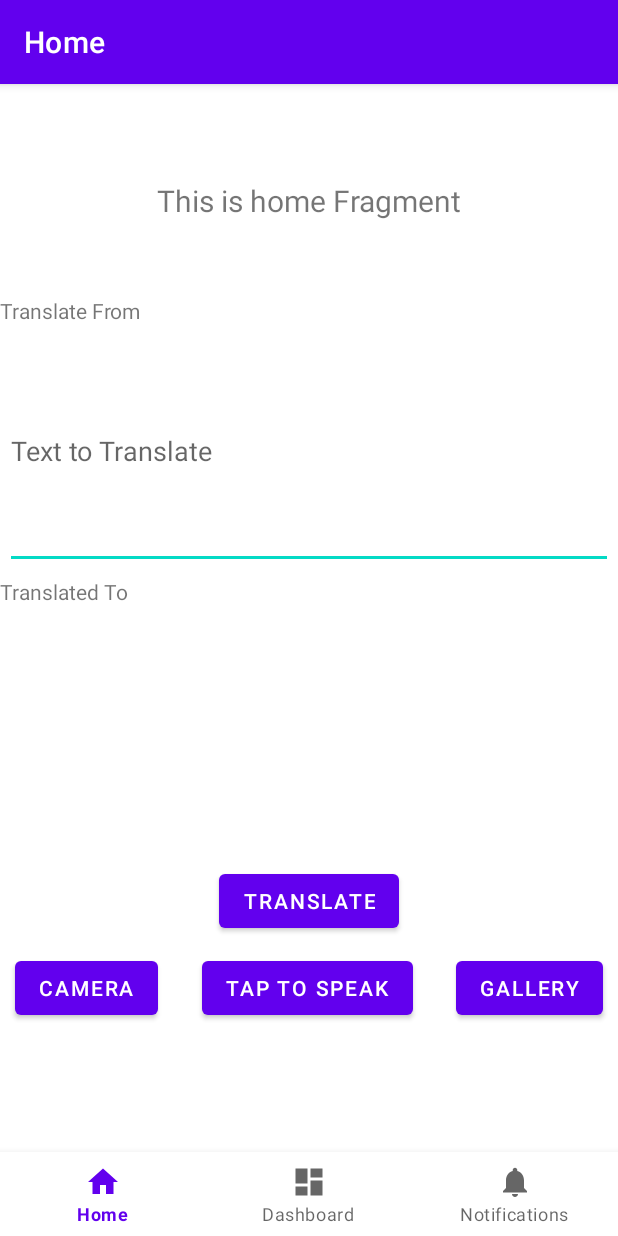
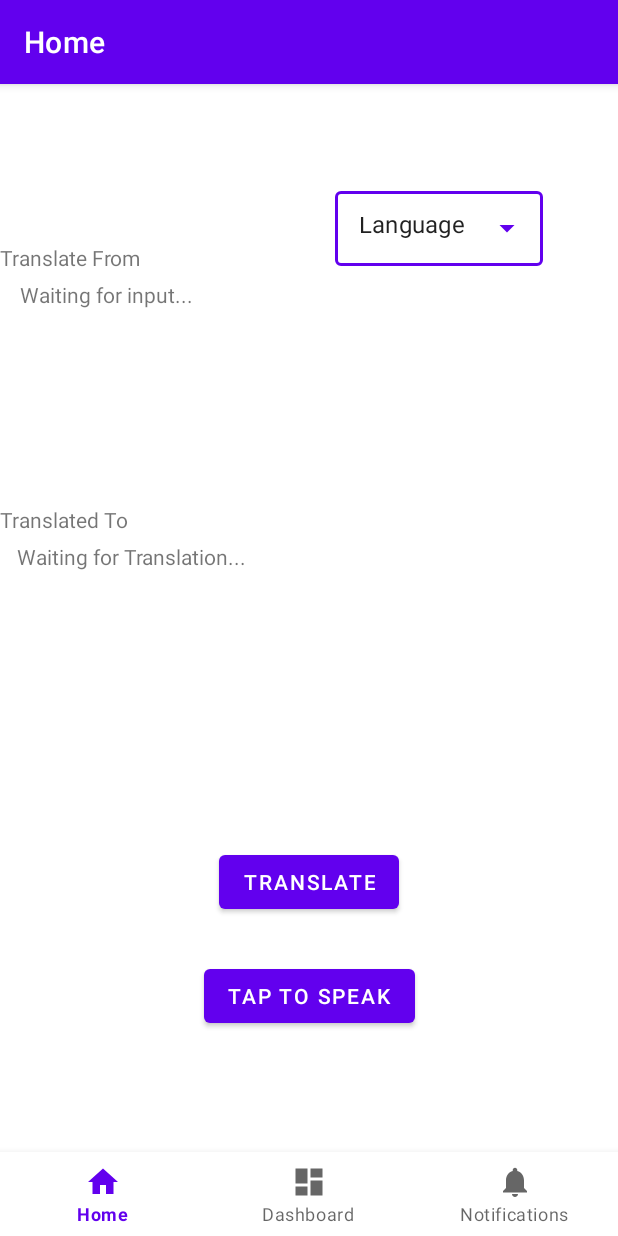
Before and after one commit to AthlonsDev/Translation_App, an Android app: the screen it shows after launch (MainActivity), on a phone screen of 412 x 824 dp. Run offline under Robolectric (Android 15) with nearby library versions, the phone set to English and light mode, and no system bars; our stand-ins replace navigation-ui; libraries missing offline, so code that uses them is left out: com.google.mlkit.common, com.google.mlkit.nl; 9 statements that could not run were skipped.

Commit message:
Speech Recognizer Text-To-Speech Dropdown Menu

```diff
--- a/app/src/main/java/com/example/translation_app/ui/dashboard/DashboardFragment.kt
+++ b/app/src/main/java/com/example/translation_app/ui/dashboard/DashboardFragment.kt
@@ -34,6 +34,7 @@ class DashboardFragment : Fragment() {
     private val pickImage = 100
     private var imageUri: Uri? = null
     var bmp: Bitmap? = null
+    var targetLanguage = "ENGLISH"
 
     override fun onCreateView(
         inflater: LayoutInflater,
--- a/app/src/main/java/com/example/translation_app/ui/home/HomeFragment.kt
+++ b/app/src/main/java/com/example/translation_app/ui/home/HomeFragment.kt
@@ -1,17 +1,22 @@
 package com.example.translation_app.ui.home
 
+import android.app.Activity.RESULT_OK
 import android.content.Intent
 import android.content.pm.PackageManager
 import android.os.Build
 import android.os.Bundle
 import android.speech.RecognizerIntent
 import android.speech.SpeechRecognizer
+import android.speech.tts.TextToSpeech
 import android.view.LayoutInflater
 import android.view.MotionEvent
 import android.view.View
 import android.view.View.OnTouchListener
 import android.view.ViewGroup
+import android.widget.ArrayAdapter
+import android.widget.AutoCompleteTextView
 import android.widget.TextView
+import android.widget.Toast
 import androidx.core.app.ActivityCompat
 import androidx.core.content.ContextCompat
 import androidx.fragment.app.Fragment
@@ -19,12 +24,14 @@ import androidx.lifecycle.ViewModelProvider
 import com.example.translation_app.CameraActivity
 import com.example.translation_app.Constants
 import com.example.translation_app.GalleryActivity
+import com.example.translation_app.R
 import com.example.translation_app.databinding.FragmentHomeBinding
 import com.google.mlkit.nl.languageid.LanguageIdentification
 import com.google.mlkit.nl.translate.TranslateLanguage
 import com.google.mlkit.nl.translate.Translation
 import com.google.mlkit.nl.translate.TranslatorOptions
 import java.util.Locale
+import java.util.Objects
 
 
 class HomeFragment : Fragment() {
@@ -34,6 +41,11 @@ class HomeFragment : Fragment() {
     // This property is only valid between onCreateView and
     // onDestroyView.
     private val binding get() = _binding!!
+
+
+    var speechRecognizerIntent = Intent(RecognizerIntent.ACTION_RECOGNIZE_SPEECH)
+    private var tts: TextToSpeech? = null
+    var targetLanguage = Locale.ENGLISH
 
     override fun onCreateView(
         inflater: LayoutInflater,
@@ -46,12 +58,48 @@ class HomeFragment : Fragment() {
         _binding = FragmentHomeBinding.inflate(inflater, container, false)
         val root: View = binding.root
 
+        // get reference to the string array that we just created
+        val languages = resources.getStringArray(R.array.Languages)
+        // create an array adapter and pass the required parameter
+        // in our case pass the context, drop down layout , and array.
+        val arrayAdapter = ArrayAdapter(requireContext(), R.layout.dropdown_item, languages)
+        // get reference to the autocomplete text view
+        val autocompleteTV = binding.dropdownMenu
+        // set adapter to the autocomplete tv to the arrayAdapter
+        autocompleteTV.setAdapter(arrayAdapter)
+
+//        convert the selected item from autocompleteTextView to a locale
+        autocompleteTV.setOnItemClickListener { parent, view, position, id ->
+            val selectedItem = parent.getItemAtPosition(position).toString()
+            targetLanguage = when (selectedItem) {
+                "English" -> Locale.ENGLISH
+                "Spanish" -> Locale("es")
+                "French" -> Locale("fr")
+                "German" -> Locale("de")
+                "Italian" -> Locale("it")
+                "Japanese" -> Locale("ja")
+                "Korean" -> Locale("ko")
+                "Portuguese" -> Locale("pt")
+                "Russian" -> Locale("ru")
+                "Chinese" -> Locale("zh")
+                else -> Locale.ENGLISH
+            }
+            Toast.makeText(requireContext(), "Selected: $selectedItem", Toast.LENGTH_LONG).show()
+        }
+
         homeViewModel.manageLanguageModels()
 
-        val textView: TextView = binding.textHome
-        homeViewModel.text.observe(viewLifecycleOwner) {
-            textView.text = it
+        // Set up the text to speech
+        tts = TextToSpeech(requireContext()) { status ->
+            if (status != TextToSpeech.ERROR) {
+                tts!!.language = targetLanguage
+            }
         }
+
+//        val textView: TextView = binding.textHome
+//        homeViewModel.text.observe(viewLifecycleOwner) {
+//            textView.text = it
+//        }
         val button: TextView = binding.translateButton
         button.setOnClickListener {
             val inputString = binding.inputText.text.toString()
@@ -59,16 +107,6 @@ class HomeFragment : Fragment() {
         }
 //
         homeViewModel.manageLanguageModels()
-
-        binding.cameraButton.setOnClickListener {
-            val intent = Intent(activity, CameraActivity::class.java)
-            startActivity(intent)
-        }
-
-        binding.galleryButton.setOnClickListener {
-            val intent = Intent(activity, GalleryActivity::class.java)
-            startActivity(intent)
-        }
 
         val speechRecognizer = SpeechRecognizer.createSpeechRecognizer(requireContext())
         binding.micButton.setOnTouchListener(OnTouchListener { v, event ->
@@ -85,6 +123,9 @@ class HomeFragment : Fragment() {
             v?.onTouchEvent(event) ?: true
         })
 
+        binding.inputText.text = "Waiting for input..."
+        binding.outputText.text = "Waiting for Translation..."
+
         if(ContextCompat.checkSelfPermission(requireContext(), Constants.REQUIRED_PERMISSIONS[1]) != PackageManager.PERMISSION_GRANTED){
             checkPermission();
         }
@@ -92,26 +133,27 @@ class HomeFragment : Fragment() {
         return root
     }
 
+
+
     fun RecSpeech() {
 
-        val speechRecognizerIntent = Intent(RecognizerIntent.ACTION_RECOGNIZE_SPEECH)
+        speechRecognizerIntent = Intent(RecognizerIntent.ACTION_RECOGNIZE_SPEECH)
         speechRecognizerIntent.putExtra(RecognizerIntent.EXTRA_LANGUAGE_MODEL,RecognizerIntent.LANGUAGE_MODEL_FREE_FORM);
-        speechRecognizerIntent.putExtra(RecognizerIntent.EXTRA_LANGUAGE, Locale.getDefault())
+        speechRecognizerIntent.putExtra(RecognizerIntent.EXTRA_LANGUAGE, "it-IT")
+        speechRecognizerIntent.putExtra(RecognizerIntent.EXTRA_PROMPT, "Speak to Translate")
 
         onBeginningOfSpeech()
         //get result of speech
-//        onResults(speechRecognizerIntent.extras!!)
+        try {
+            startActivityForResult(speechRecognizerIntent, Constants.REQUEST_CODE_SPEECH_INPUT)
+        } catch (e: Exception) {
+            // on below line we are displaying error message in toast
+            Toast.makeText(requireContext(), " " + e.message, Toast.LENGTH_SHORT).show()
+        }
     }
 
     fun onBeginningOfSpeech() {
         binding.inputText.setText("Listening...")
-    }
-
-
-    fun onResults(bundle: Bundle) {
-//        val micBtn = micButton.setImageResource(R.drawable.ic_mic_black_off)
-        val data = bundle.getStringArrayList(SpeechRecognizer.RESULTS_RECOGNITION)
-        binding.inputText.setText(data!![0])
     }
 
     private fun checkPermission() {
@@ -145,7 +187,7 @@ class HomeFragment : Fragment() {
 
     fun initTranslator(input: String, homeViewModel: HomeViewModel) {
 
-        // Create an English-German translator:
+        val tl = targetLanguage.toString()
         val options = TranslatorOptions.Builder()
             .setSourceLanguage(TranslateLanguage.fromLanguageTag(homeViewModel.identifiedLanguage).toString())
             .setTargetLanguage(TranslateLanguage.ENGLISH)
@@ -156,6 +198,9 @@ class HomeFragment : Fragment() {
             .addOnSuccessListener { translatedText ->
                 // Translation successful.
                 binding.outputText.setText(translatedText)
+
+                // Speak the translated text
+                tts!!.speak(translatedText, TextToSpeech.QUEUE_FLUSH, null, "")
             }
             .addOnFailureListener { exception ->
                 // Error.
@@ -168,4 +213,29 @@ class HomeFragment : Fragment() {
         super.onDestroyView()
         _binding = null
     }
+
+    // on below line we are calling on activity result method.
+    override fun onActivityResult(requestCode: Int, resultCode: Int, data: Intent?) {
+        super.onActivityResult(requestCode, resultCode, data)
+
+        // in this method we are checking request
+        // code with our result code.
+        if (requestCode == Constants.REQUEST_CODE_SPEECH_INPUT) {
+            // on below line we are checking if result code is ok
+            if (resultCode == RESULT_OK && data != null) {
+
+                // in that case we are extracting the
+                // data from our array list
+                val res: ArrayList<String> =
+                    data.getStringArrayListExtra(RecognizerIntent.EXTRA_RESULTS) as ArrayList<String>
+
+                // on below line we are setting data
+                // to our output text view.
+                binding.inputText.setText(
+                    Objects.requireNonNull(res)[0]
+
+                )
+            }
+        }
+    }
 }
--- a/app/src/main/res/layout/fragment_home.xml
+++ b/app/src/main/res/layout/fragment_home.xml
@@ -8,45 +8,19 @@
     tools:context=".ui.home.HomeFragment">
 
     <TextView
-        android:id="@+id/text_home"
-        android:layout_width="match_parent"
-        android:layout_height="wrap_content"
-        android:layout_marginStart="8dp"
-        android:layout_marginTop="8dp"
-        android:layout_marginEnd="8dp"
-        android:textAlignment="center"
-        android:textSize="20sp"
-        app:layout_constraintEnd_toEndOf="parent"
-        app:layout_constraintHorizontal_bias="0.0"
-        app:layout_constraintStart_toStartOf="parent"
-        app:layout_constraintTop_toTopOf="parent" />
-
-    <TextView
         android:id="@+id/textView"
         android:layout_width="wrap_content"
         android:layout_height="wrap_content"
         android:layout_marginTop="50dp"
         android:text="Translate From"
         app:layout_constraintStart_toStartOf="parent"
-        app:layout_constraintTop_toBottomOf="@+id/text_home" />
-
-    <EditText
-        android:id="@+id/input_text"
-        android:layout_width="405dp"
-        android:layout_height="157dp"
-        android:layout_marginTop="5dp"
-        android:ems="10"
-        android:hint="Text to Translate"
-        android:inputType="text"
-        app:layout_constraintEnd_toEndOf="parent"
-        app:layout_constraintStart_toStartOf="parent"
-        app:layout_constraintTop_toBottomOf="@+id/textView" />
+        app:layout_constraintTop_toTopOf="parent" />
 
     <TextView
         android:id="@+id/textView2"
         android:layout_width="wrap_content"
         android:layout_height="wrap_content"
-        android:layout_marginTop="5dp"
+        android:layout_marginTop="30dp"
         android:text="Translated To"
         app:layout_constraintStart_toStartOf="parent"
         app:layout_constraintTop_toBottomOf="@+id/input_text" />
@@ -54,11 +28,20 @@
     <TextView
         android:id="@+id/output_text"
         android:layout_width="390dp"
-        android:layout_height="68dp"
+        android:layout_height="90dp"
         android:layout_marginTop="5dp"
         app:layout_constraintEnd_toEndOf="parent"
         app:layout_constraintStart_toStartOf="parent"
         app:layout_constraintTop_toBottomOf="@+id/textView2" />
+
+    <TextView
+        android:id="@+id/input_text"
+        android:layout_width="385dp"
+        android:layout_height="120dp"
+        android:layout_marginTop="5dp"
+        app:layout_constraintEnd_toEndOf="parent"
+        app:layout_constraintStart_toStartOf="parent"
+        app:layout_constraintTop_toBottomOf="@+id/textView" />
 
     <Button
         android:id="@+id/translate_button"
@@ -72,33 +55,33 @@
         app:layout_constraintStart_toStartOf="parent"
         app:layout_constraintTop_toBottomOf="@+id/output_text" />
 
-    <Button
-        android:id="@+id/camera_button"
-        android:layout_width="wrap_content"
-        android:layout_height="wrap_content"
-        android:layout_marginStart="10dp"
-        android:layout_marginTop="10dp"
-        android:text="Camera"
-        app:layout_constraintStart_toStartOf="parent"
-        app:layout_constraintTop_toBottomOf="@+id/translate_button" />
-
-    <Button
-        android:id="@+id/gallery_button"
-        android:layout_width="wrap_content"
-        android:layout_height="wrap_content"
-        android:layout_marginTop="10dp"
-        android:layout_marginEnd="10dp"
-        android:text="Gallery"
-        app:layout_constraintEnd_toEndOf="parent"
-        app:layout_constraintTop_toBottomOf="@+id/translate_button" />
 
     <Button
         android:id="@+id/mic_button"
         android:layout_width="wrap_content"
         android:layout_height="wrap_content"
-        android:layout_marginTop="10dp"
+        android:layout_marginTop="28dp"
         android:text="Tap to Speak"
-        app:layout_constraintEnd_toStartOf="@+id/gallery_button"
-        app:layout_constraintStart_toEndOf="@+id/camera_button"
+        app:layout_constraintEnd_toEndOf="parent"
+        app:layout_constraintStart_toStartOf="parent"
         app:layout_constraintTop_toBottomOf="@+id/translate_button" />
+
+    <com.google.android.material.textfield.TextInputLayout
+        style="@style/Widget.MaterialComponents.TextInputLayout.OutlinedBox.ExposedDropdownMenu"
+        android:layout_width="wrap_content"
+        android:layout_height="wrap_content"
+        android:layout_margin="20dp"
+        app:layout_constraintBottom_toTopOf="@+id/input_text"
+        app:layout_constraintRight_toRightOf="parent"
+        app:layout_constraintTop_toTopOf="parent">
+
+        <AutoCompleteTextView
+            android:id="@+id/dropdown_menu"
+            android:layout_width="wrap_content"
+            android:layout_height="50dp"
+            android:layout_marginEnd="30dp"
+            android:text="Language" />
+    </com.google.android.material.textfield.TextInputLayout>
+
+
 </androidx.constraintlayout.widget.ConstraintLayout>
--- a/app/src/main/res/values/strings.xml
+++ b/app/src/main/res/values/strings.xml
@@ -3,4 +3,14 @@
     <string name="title_home">Home</string>
     <string name="title_dashboard">Dashboard</string>
     <string name="title_notifications">Notifications</string>
+
+
+    <string-array name="Languages">
+        <item>English</item>
+        <item>Spanish</item>
+        <item>French</item>
+        <item>Italian</item>
+        <item>German</item>
+        <item>Japanese</item>
+    </string-array>
 </resources>
```
Also changed, not shown: app/src/main/java/com/example/translation_app/ui/home/HomeViewModel.kt (+17 -7 lines).
